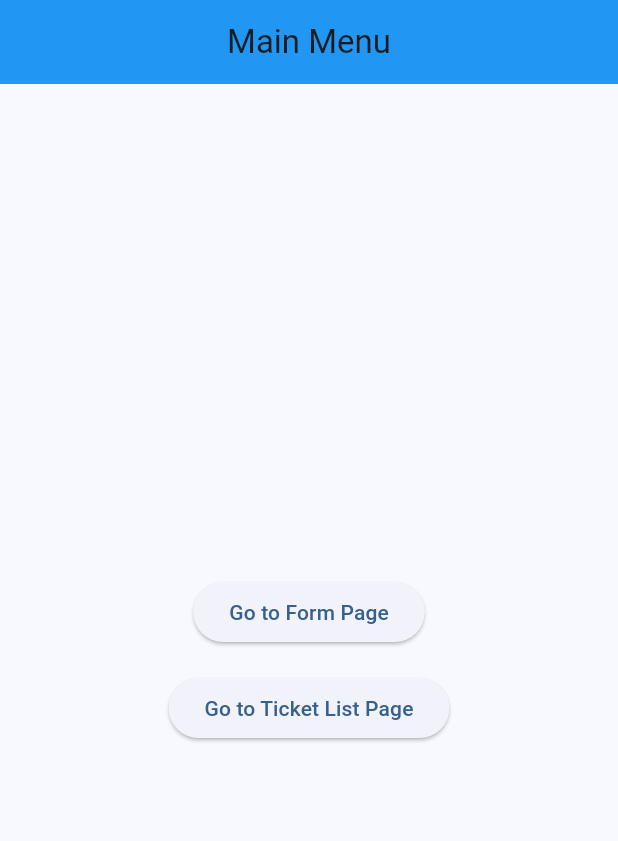
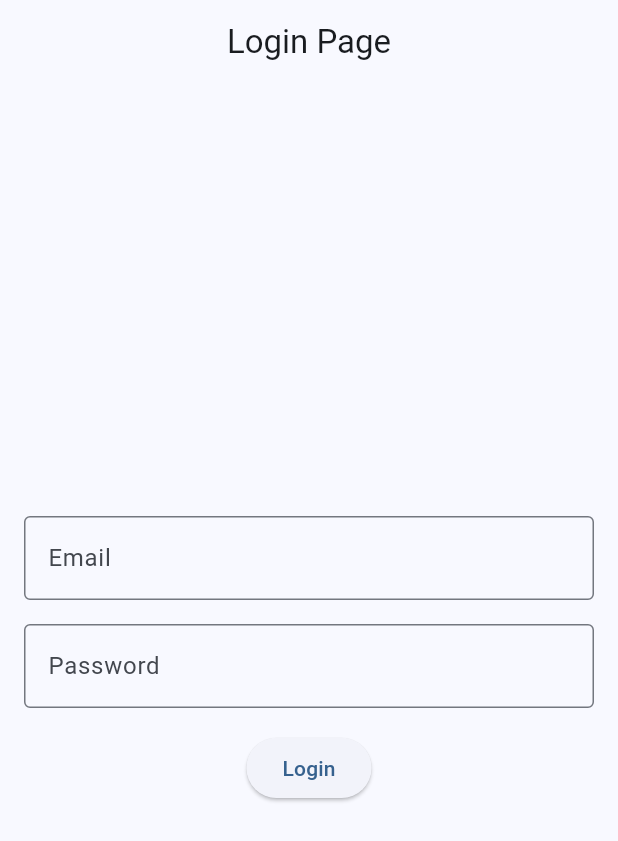
Before and after one commit to yusufaslanargun/TicketUpMobile, a Flutter app: the screen it shows after launch, on a phone screen of 412 x 824 dp. Shown: the top 841 px of the screen. Run offline on Flutter 3.47's test engine with Material 3 defaults, Android fonts, the phone set to English and light mode, and no system bars.

Commit message:
login page added

```diff
--- a/lib/main.dart
+++ b/lib/main.dart
@@ -1,7 +1,8 @@
 import 'package:flutter/material.dart';
-import 'pages.dart';
-import "form.dart";
-import 'past_scan_ticket.dart';
+import 'dart:convert';
+import 'package:http/http.dart' as http;
+import "past_scan_ticket.dart";
+import 'form.dart';
 
 void main() {
   runApp(const MyApp());
@@ -13,12 +14,124 @@ class MyApp extends StatelessWidget {
   @override
   Widget build(BuildContext context) {
     return MaterialApp(
-      title: 'Flutter Demo',
+      title: 'Flutter Login Demo',
       theme: ThemeData(
         colorScheme: ColorScheme.fromSeed(seedColor: Colors.blue),
         useMaterial3: true,
       ),
-      home: const HomePage(),
+      home: const LoginPage(),
+    );
+  }
+}
+
+class LoginPage extends StatefulWidget {
+  const LoginPage({super.key});
+
+  @override
+  State<LoginPage> createState() => _LoginPageState();
+}
+
+class _LoginPageState extends State<LoginPage> {
+  final TextEditingController _usernameController = TextEditingController();
+  final TextEditingController _passwordController = TextEditingController();
+  bool _isLoading = false;
+  String? _errorMessage;
+
+  Future<void> _login() async {
+    setState(() {
+      _isLoading = true;
+      _errorMessage = null;
+    });
+
+    final username = _usernameController.text;
+    final password = _passwordController.text;
+
+    try {
+      final response = await http.get(
+        Uri.parse(
+            'http://localhost:8080/ticketup/security-officers/login?email=$username&password=$password'),
+      );
+
+      print('Request URL: ${response.request?.url}');
+      print('Response Code: ${response.statusCode}');
+      print('Response Body: ${response.body}');
+
+      if (response.statusCode == 200) {
+        final isLoggedIn = jsonDecode(response.body) as bool;
+
+        if (isLoggedIn) {
+          // Navigate to the HomePage
+          Navigator.pushReplacement(
+            context,
+            MaterialPageRoute(builder: (context) => const HomePage()),
+          );
+        } else {
+          setState(() {
+            _errorMessage = 'Invalid username or password';
+          });
+        }
+      } else {
+        setState(() {
+          _errorMessage = 'Server error: ${response.statusCode}';
+        });
+      }
+    } catch (error) {
+      setState(() {
+        _errorMessage = 'An error occurred: $error';
+      });
+    } finally {
+      setState(() {
+        _isLoading = false;
+      });
+    }
+  }
+
+  @override
+  Widget build(BuildContext context) {
+    return Scaffold(
+      appBar: AppBar(
+        title: const Text('Login Page'),
+        centerTitle: true,
+      ),
+      body: Padding(
+        padding: const EdgeInsets.all(16.0),
+        child: Column(
+          mainAxisAlignment: MainAxisAlignment.center,
+          children: [
+            TextField(
+              controller: _usernameController,
+              decoration: const InputDecoration(
+                labelText: 'Email',
+                border: OutlineInputBorder(),
+              ),
+            ),
+            const SizedBox(height: 16),
+            TextField(
+              controller: _passwordController,
+              obscureText: true,
+              decoration: const InputDecoration(
+                labelText: 'Password',
+                border: OutlineInputBorder(),
+              ),
+            ),
+            const SizedBox(height: 16),
+            if (_isLoading)
+              const CircularProgressIndicator()
+            else
+              ElevatedButton(
+                onPressed: _login,
+                child: const Text('Login'),
+              ),
+            if (_errorMessage != null) ...[
+              const SizedBox(height: 16),
+              Text(
+                _errorMessage!,
+                style: const TextStyle(color: Colors.red),
+              ),
+            ],
+          ],
+        ),
+      ),
     );
   }
 }
@@ -52,7 +165,8 @@ class HomePage extends StatelessWidget {
               onPressed: () {
                 Navigator.push(
                   context,
-                  MaterialPageRoute(builder: (context) => TicketListPage()),
+                  MaterialPageRoute(
+                      builder: (context) => const TicketListPage()),
                 );
               },
               child: const Text('Go to Ticket List Page'),
--- a/pubspec.yaml
+++ b/pubspec.yaml
@@ -34,6 +34,7 @@ dependencies:
   # The following adds the Cupertino Icons font to your application.
   # Use with the CupertinoIcons class for iOS style icons.
   cupertino_icons: ^1.0.8
+  http: ^1.2.2
 
 dev_dependencies:
   flutter_test:
```
Also changed, not shown: pubspec.lock, 1 other file.
